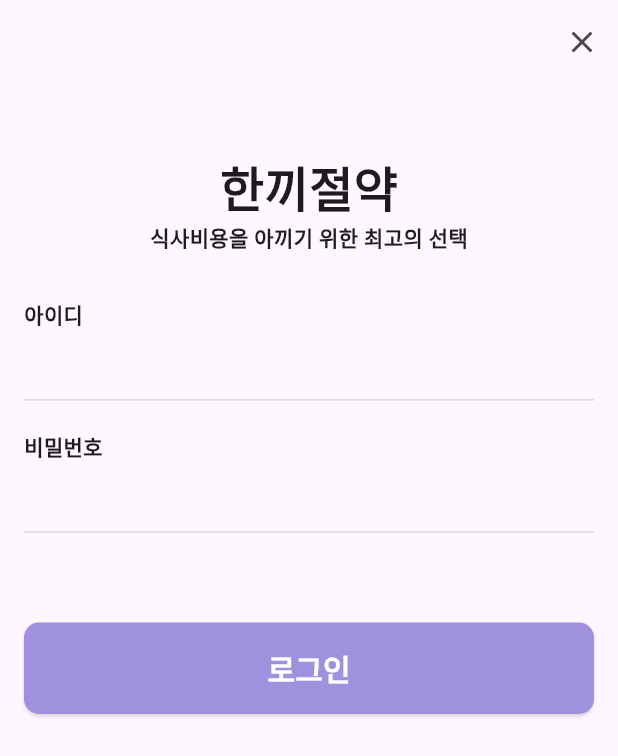
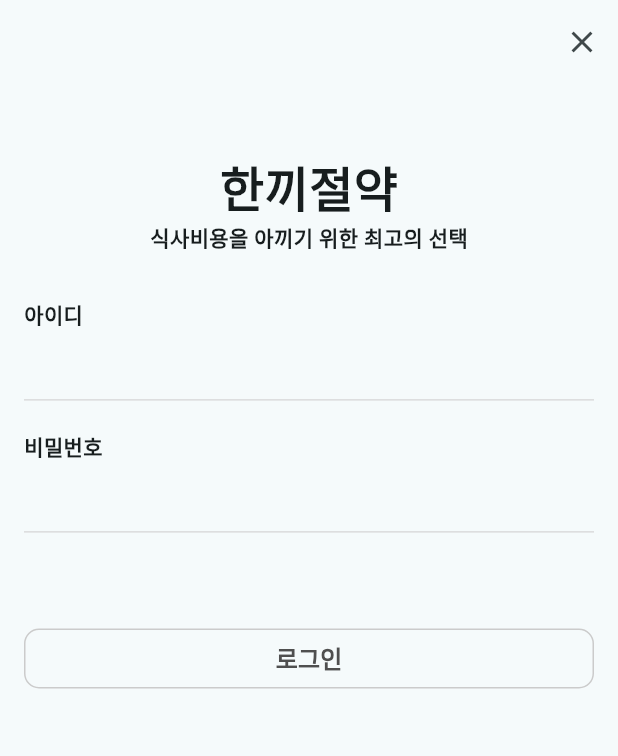
Before and after one commit to minnnisu/together_delivery_flutter_app, a Flutter app: the screen it shows after launch, item 2 of the bottom bar chosen, after a tap on "로그인", on a phone screen of 412 x 824 dp. Shown: the top 756 px of the screen. Run offline on Flutter 3.47's test engine with Material 3 defaults, Android fonts, the light colour scheme and no system bars; our stand-ins replace dio, flutter_riverpod, flutter_secure_storage, freezed_annotation, get_it, injectable and 1 more; network calls fail; Roboto replaces fonts that are missing (Pretendard).

Commit message:
비 로그인 마이페이지 디자인 구현

```diff
--- a/lib/main.dart
+++ b/lib/main.dart
@@ -19,7 +19,7 @@ class MyApp extends StatelessWidget {
       debugShowCheckedModeBanner: false,
       title: 'Flutter Demo',
       theme: ThemeData(
-        colorScheme: ColorScheme.fromSeed(seedColor: Colors.deepPurple),
+        colorScheme: ColorScheme.fromSeed(seedColor: Color(0xffc9c9c9)),
         fontFamily: 'Pretendard',
         useMaterial3: true,
       ),
--- a/lib/user/view/user_info_screen.dart
+++ b/lib/user/view/user_info_screen.dart
@@ -7,6 +7,7 @@ import 'package:together_delivery_app/secureStore/secureStore.dart';
 import 'package:together_delivery_app/user/model/user/userModel.dart';
 import 'package:together_delivery_app/user/provider/authNotifier.dart';
 import 'package:together_delivery_app/user/repository/userMeRepository.dart';
+import 'package:together_delivery_app/widgets/submitBtn.dart';
 
 class UserInfoScreen extends StatefulWidget {
   const UserInfoScreen({super.key});
@@ -29,6 +30,7 @@ class UserInfo extends ConsumerWidget {
   Widget build(BuildContext context, WidgetRef ref) {
     final userModel = ref.watch(authProvider);
     final authRead = ref.read(authProvider.notifier);
+    double screenWidth = MediaQuery.of(context).size.width;
 
     if (userModel is UserModel) {
       return SingleChildScrollView(
@@ -129,22 +131,63 @@ class UserInfo extends ConsumerWidget {
       authRead.updateStateNull();
     }
 
-    return Column(
-      children: [
-        Text("로그인이 필요합니다."),
-        TextButton(
-          onPressed: () {
-            Navigator.pushNamed(context, '/signup');
-          },
-          child: Text("회원가입"),
+    return SingleChildScrollView(
+      child: Container(
+        // margin: EdgeInsets.all(20),
+        margin: EdgeInsets.only(left: 20, right: 20, bottom: 20),
+        child: Column(
+          crossAxisAlignment: CrossAxisAlignment.start,
+          children: [
+            Container(
+              width: double.infinity,
+
+              child: Column(
+                mainAxisAlignment: MainAxisAlignment.spaceBetween,
+                children: [
+                  Padding(
+                    padding: EdgeInsets.only(top: 10),
+                    child: Text(
+                      "저희 서비스가 처음이신가요?",
+                      style: TextStyle(
+                        fontSize: 16,
+                        fontWeight: FontWeight.w600,
+                        color: Color(0xff4b4b4b),
+                      ),
+                    ),
+                  ),
+                  Padding(
+                    padding: EdgeInsets.only(top: 10),
+                    child: Text(
+                      "저희와 함께 식사비용을 아껴보아요!",
+                      style:
+                          TextStyle(fontSize: 20, fontWeight: FontWeight.w600),
+                    ),
+                  ),
+                  Container(
+                    padding: EdgeInsets.only(top: 10),
+                    child: Row(
+                      mainAxisAlignment: MainAxisAlignment.spaceAround,
+                      children: [
+                        SubmitBtn(
+                          btnName: "회원가입",
+                          onPressed: () =>
+                              Navigator.pushNamed(context, '/signup'),
+                          width: screenWidth * 0.4,
+                        ),
+                        SubmitBtn(
+                          btnName: "로그인",
+                          onPressed: () => Navigator.pushNamed(context, '/login'),
+                          width: screenWidth * 0.4,
+                        ),
+                      ],
+                    ),
+                  )
+                ],
+              ),
+            ),
+          ],
         ),
-        TextButton(
-          onPressed: () {
-            Navigator.pushNamed(context, '/login');
-          },
-          child: Text('로그인'),
-        ),
-      ],
+      ),
     );
   }
 }
@@ -187,12 +230,18 @@ class RowItem extends StatelessWidget {
           children: [
             Text(
               itemName,
-              style: TextStyle(color: itemNameColor, fontSize: 16, fontWeight: FontWeight.w600),
+              style: TextStyle(
+                  color: itemNameColor,
+                  fontSize: 16,
+                  fontWeight: FontWeight.w600),
             ),
             itemValue != null
                 ? Text(
                     itemValue!,
-                    style: TextStyle(color: Color(0xffadadad), fontSize: 16, fontWeight: FontWeight.w600),
+                    style: TextStyle(
+                        color: Color(0xffadadad),
+                        fontSize: 16,
+                        fontWeight: FontWeight.w600),
                   )
                 : Text(""),
           ],
@@ -211,15 +260,11 @@ void showAlertDialog(BuildContext context, WidgetRef ref) {
       return AlertDialog(
         shape:
             RoundedRectangleBorder(borderRadius: BorderRadius.circular(10.0)),
-        content: Column(
-          mainAxisSize: MainAxisSize.min,
-          crossAxisAlignment: CrossAxisAlignment.start,
-          children: <Widget>[
-            Text(
-              "로그아웃하시겠습니까?",
-            ),
-          ],
+        title: Text("로그아웃"),
+        content: Text(
+          "로그아웃하시겠습니까?",
         ),
+        backgroundColor: Color(0xffffffff),
         actions: <Widget>[
           TextButton(
             onPressed: () {
--- a/lib/widgets/submitBtn.dart
+++ b/lib/widgets/submitBtn.dart
@@ -2,30 +2,45 @@ import 'package:flutter/material.dart';
 
 class SubmitBtn extends StatelessWidget {
   final String btnName;
+  final double width;
+  final Color? backgroundColor;
+  final Color textColor;
   final Function() onPressed;
 
-  const SubmitBtn({super.key, required this.btnName, required this.onPressed});
+  const SubmitBtn(
+      {super.key,
+      required this.btnName,
+      required this.onPressed,
+      this.width = double.infinity,
+      this.backgroundColor,
+      this.textColor = const Color(0xff545454)});
 
   @override
   Widget build(BuildContext context) {
     return Container(
-      width: double.infinity,
-      child: ElevatedButton(
+      width: width,
+      child: TextButton(
         style: ButtonStyle(
-            backgroundColor: MaterialStateProperty.all(const Color(0xffA091DE)),
-            padding: MaterialStateProperty.all(
-              const EdgeInsets.symmetric(vertical: 16),
+          backgroundColor: MaterialStateProperty.all(backgroundColor),
+          padding: MaterialStateProperty.all(
+            const EdgeInsets.symmetric(vertical: 8),
+          ),
+          shadowColor: MaterialStateProperty.all(textColor),
+          shape: MaterialStateProperty.all(
+            RoundedRectangleBorder(borderRadius: BorderRadius.circular(10)),
+          ),
+          side: MaterialStateProperty.all(
+            BorderSide(
+              color: Color(0xffcbcbcb),
             ),
-            shadowColor: MaterialStateProperty.all(const Color(0xffffffff)),
-            shape: MaterialStateProperty.all(
-              RoundedRectangleBorder(borderRadius: BorderRadius.circular(10)),
-            )),
+          ),
+        ),
         onPressed: onPressed,
         child: Text(
           btnName,
           style: const TextStyle(
-            color: Color(0xffffffff),
-            fontSize: 20,
+            color: Color(0xff4f4f4f),
+            fontSize: 16,
             fontWeight: FontWeight.w600,
           ),
         ),
```
